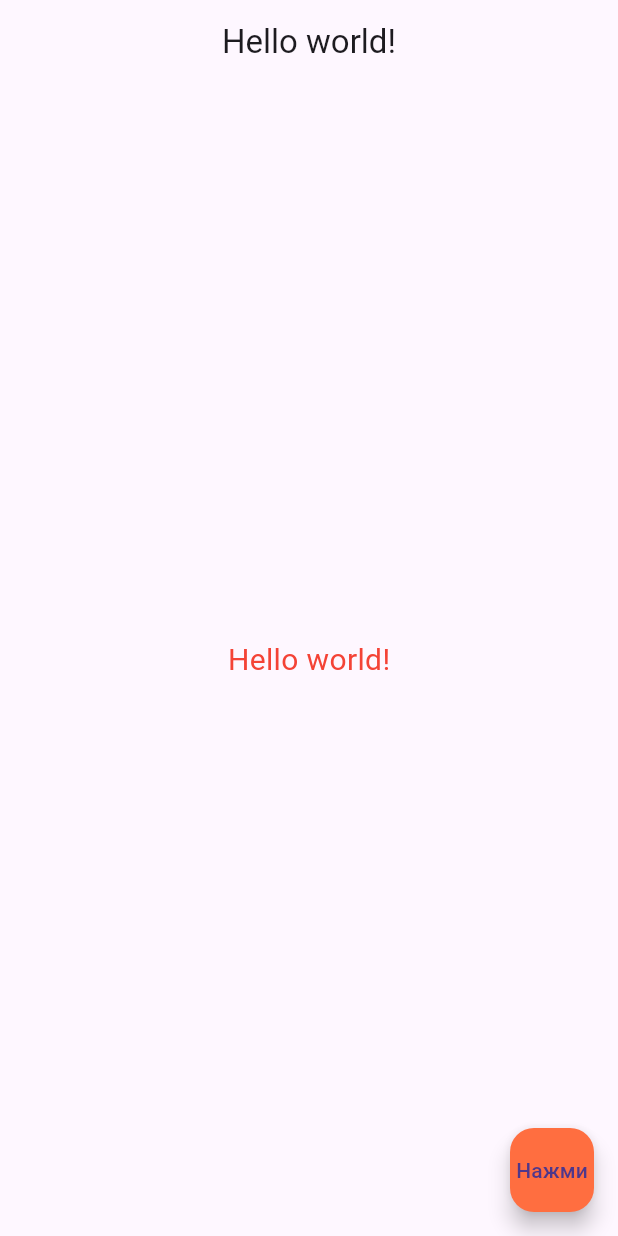
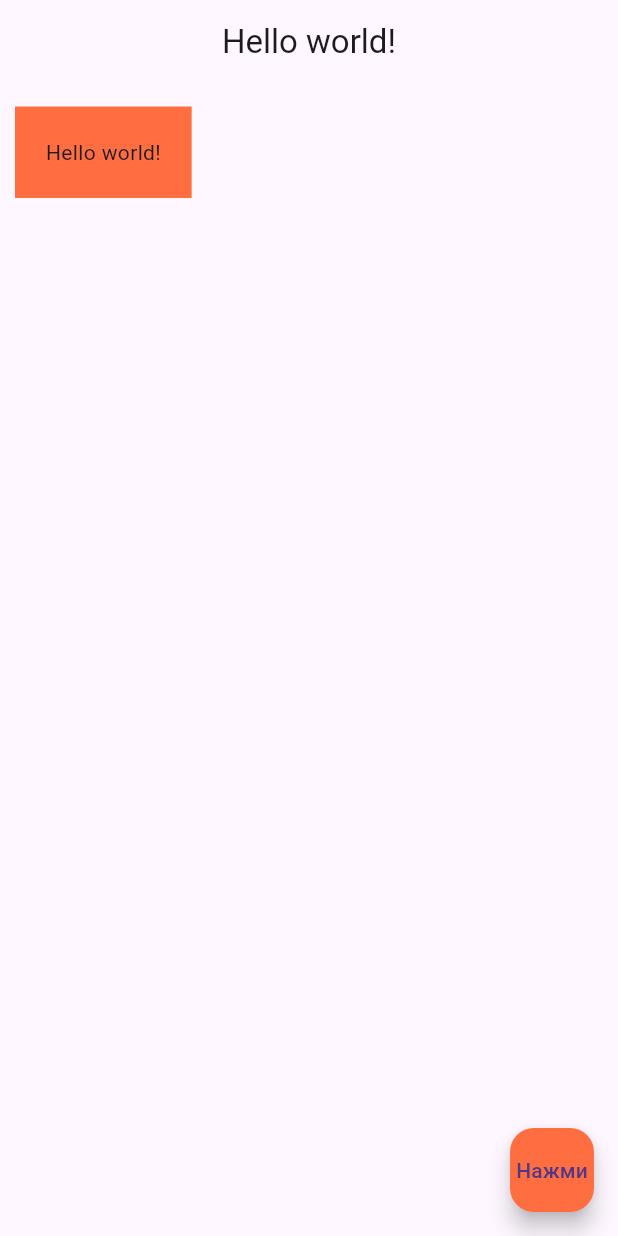
Before and after one commit to stepa456/GoshaDudar, a Flutter app: the screen it shows after launch, on a phone screen of 412 x 824 dp. Run offline on Flutter 3.47's test engine with Material 3 defaults, Android fonts, the phone set to English and light mode, and no system bars.

Commit message:
Изображения, кнопки, контейнеры

```diff
--- a/lib/main.dart
+++ b/lib/main.dart
@@ -12,16 +12,21 @@ class MyApp extends StatelessWidget {
           title: Text('Hello world!'),
           centerTitle: true,
         ),
-        body: Center(
-          child: Text(
-            'Hello world!',
-            style: TextStyle(
-              fontSize: 20,
-              color: Colors.red,
-              fontFamily: 'GoblinOne',
-            ),
-          ),
+        body: Container(
+          color: Colors.deepOrangeAccent,
+          child: Text('Hello world!'),
+          margin: EdgeInsets.fromLTRB(10.0, 15, 20.0, 30.0),
+          padding: EdgeInsets.all(20.5),
         ),
+        //Image(
+        //image: AssetImage('assets/child.jpg'),)
+        //image: NetworkImage('https://img.freepik.com/free-photo/the-adorable-illustration-of-kittens-playing-in-the-forest-generative-ai_260559-483.jpg?size=338&ext=jpg&ga=GA1.1.1413502914.1713312000&semt=ais'),
+
+        //TextButton.icon(label: Text('Нажми'),onPressed: () {},icon: Icon(Icons.adb_sharp),)
+        //RaisedButton.icon(onPressed: () {}, icon: Icon(Icons.adb_sharp), label: Text('Settins')),
+        //RaisedButton(onPressed: () {}, child: Text('Hello world')),
+        //FlatButton(onPressed: () {},child: Text('Нажми на кнопку!'),color: Colors.deepOrangeAccent),
+        //Icon(Icons.amp_stories_outlined, size: 45, color: Colors.amber),
         floatingActionButton: FloatingActionButton(
           child: Text('Нажми'),
           onPressed: () {
```
Also changed, not shown: pubspec.yaml (+7 -4 lines), assets/child.jpg (added).
